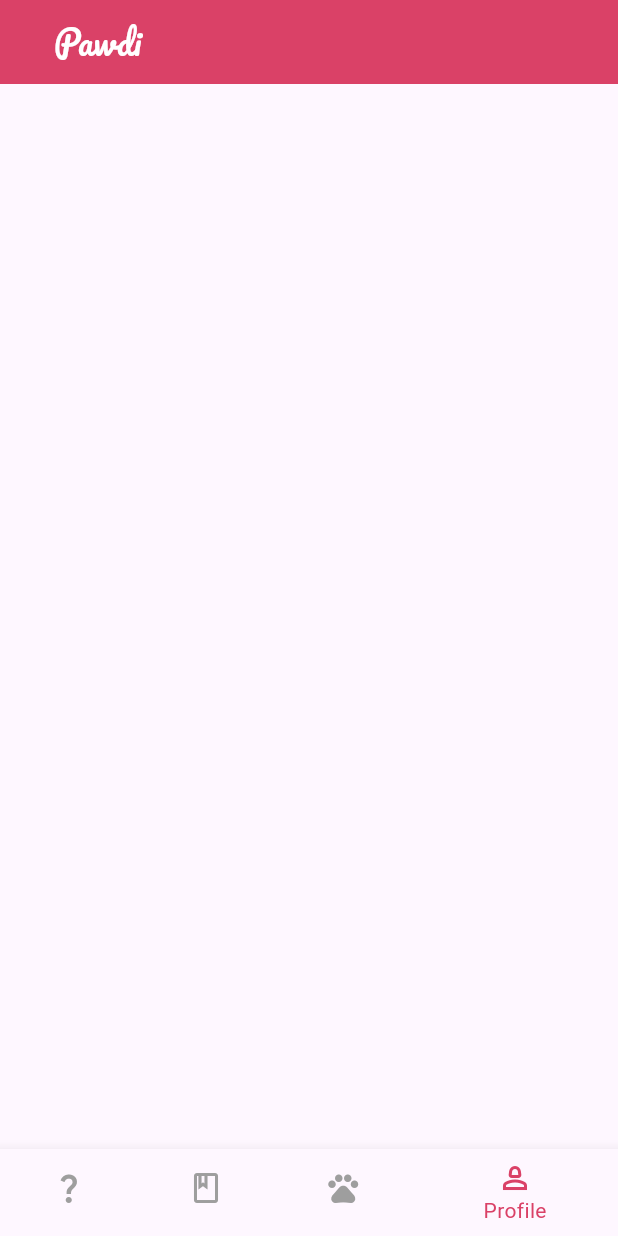
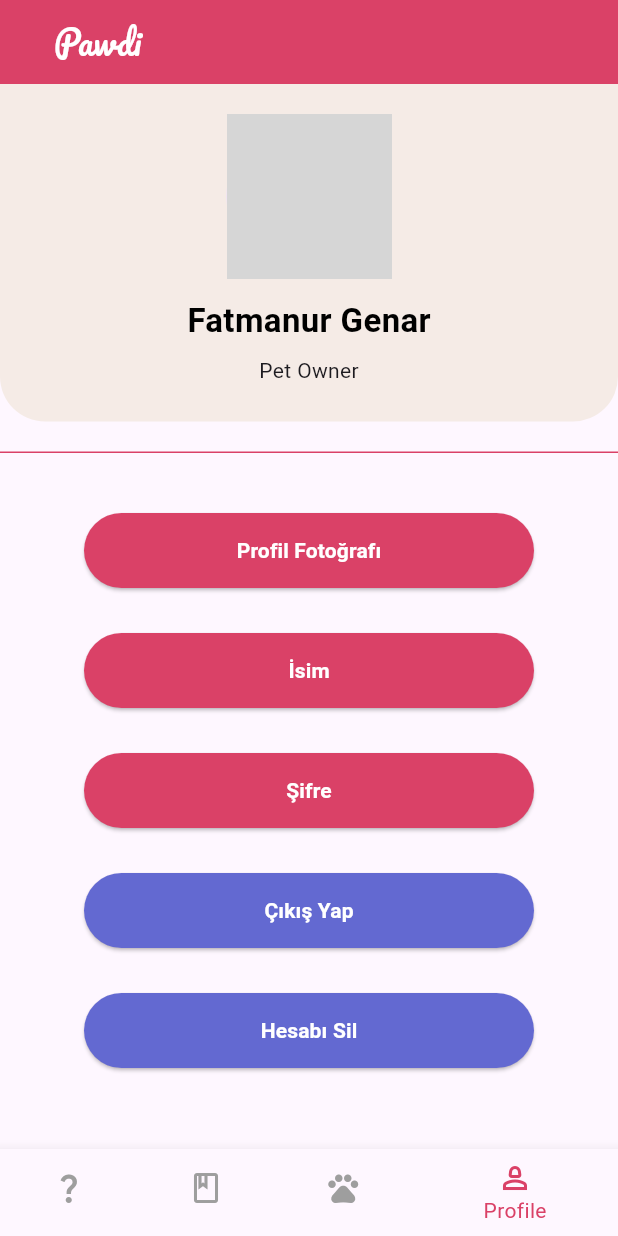
Before and after one commit to Dsoylular/bootcampGoogle, a Flutter app: the screen it shows after launch, item 4 of the bottom bar chosen, on a phone screen of 412 x 824 dp. Run offline on Flutter 3.47's test engine with Material 3 defaults, Android fonts, the phone set to English and light mode, and no system bars; our stand-ins replace cloud_firestore, firebase_core; accounts and stored records are empty; network calls fail; grey boxes are pictures that could not be loaded.

Commit message:
Profile Page general ui done. Backend must be connected to the buttons

```diff
--- a/lib/MainPage.dart
+++ b/lib/MainPage.dart
@@ -111,7 +111,7 @@ class _MainPageState extends State<MainPage> {
                     "My Pets",
                     style: TextStyle(
                       fontSize: 20,
-                      fontFamily: 'Pacifico',
+                      fontWeight: FontWeight.bold,
                     ),
                   ),
                   const Spacer(),
@@ -179,7 +179,146 @@ class _MainPageState extends State<MainPage> {
 
   Widget _buildProfile() {
     return Scaffold(
-
+      body: SingleChildScrollView(
+        child: Column(
+          children: [
+            // const SizedBox(height: 20),
+            Container(
+              height: 225,
+              width: double.infinity,
+              decoration: BoxDecoration(
+                color: cream,
+                borderRadius: const BorderRadius.only(
+                  bottomLeft: Radius.circular(30),
+                  bottomRight: Radius.circular(30),
+                ),
+              ),
+              child: const Column(
+                mainAxisSize: MainAxisSize.min,
+                children: [
+                  SizedBox(height: 20),
+                  CircleAvatar(
+                    radius: 55,
+                    backgroundImage: NetworkImage('https://i.imgur.com/9l1A4OS.jpeg'),
+                  ),
+                  SizedBox(height: 12),
+                  Text(
+                    "Fatmanur Genar",
+                    style: TextStyle(
+                      fontWeight: FontWeight.bold,
+                      fontSize: 22,
+                      color: Colors.black,
+                    ),
+                  ),
+                  SizedBox(height: 8),
+                  Text(
+                      "Pet Owner"
+                  ),
+                ],
+              ),
+            ),
+            const SizedBox(height: 20),
+            Container(
+              height: 1,
+              width: double.infinity,
+              color: pink,
+            ),
+            const SizedBox(height: 20),
+            Column(
+              mainAxisSize: MainAxisSize.min,
+              children: [
+                const SizedBox(height: 20),
+                ElevatedButton(
+                  onPressed: () {
+                    print("Profile Page");
+                  },
+                  style: ElevatedButton.styleFrom(
+                    backgroundColor: pink,
+                    fixedSize: const Size(300, 50),
+                  ),
+                  child: const Text(
+                    "Profil Fotoğrafı",
+                    style: TextStyle(
+                      color: Colors.white,
+                      fontWeight: FontWeight.bold,
+                    ),
+                  ),
+                ),
+                const SizedBox(height: 30),
+                ElevatedButton(
+                  onPressed: () {
+                    print("DELETE"); // TODO: Button pressed
+                  },
+                  style: ElevatedButton.styleFrom(
+                    backgroundColor: pink,
+                    fixedSize: const Size(300, 50),
+                  ),
+                  child: const Text(
+                    "İsim",
+                    style: TextStyle(
+                      color: Colors.white,
+                      fontWeight: FontWeight.bold,
+                    ),
+                  ),
+                ),
+                const SizedBox(height: 30),
+                ElevatedButton(
+                  onPressed: () {
+                    print("DELETE");
+                  },
+                  style: ElevatedButton.styleFrom(
+                    backgroundColor: pink,
+                    fixedSize: const Size(300, 50),
+                  ),
+                  child: const Text(
+                    "Şifre",
+                    style: TextStyle(
+                      color: Colors.white,
+                      fontWeight: FontWeight.bold,
+                    ),
+                  ),
+                ),
+                const SizedBox(height: 30),
+                ElevatedButton(
+                  onPressed: () {
+                    print("Çıkış Yapıldı");
+                  },
+                  style: ElevatedButton.styleFrom(
+                    backgroundColor: darkBlue,
+                    fixedSize: const Size(300, 50),
+                  ),
+                  child: const Text(
+                    "Çıkış Yap",
+                    style: TextStyle(
+                      color: Colors.white,
+                      fontWeight: FontWeight.bold,
+                    ),
+                  ),
+                ),
+                const SizedBox(height: 30),
+                ElevatedButton(
+                  onPressed: () {
+                    print("Çıkış Yapıldı");
+                  },
+                  style: ElevatedButton.styleFrom(
+                    backgroundColor: darkBlue,
+                    fixedSize: const Size(300, 50),
+                  ),
+                  child: const Text(
+                    "Hesabı Sil",
+                    style: TextStyle(
+                      color: Colors.white,
+                      fontWeight: FontWeight.bold,
+                    ),
+                  ),
+                ),
+                const SizedBox(height: 30),
+              ],
+            ),
+          ],
+        ),
+      ),
     );
   }
+
 }
```
